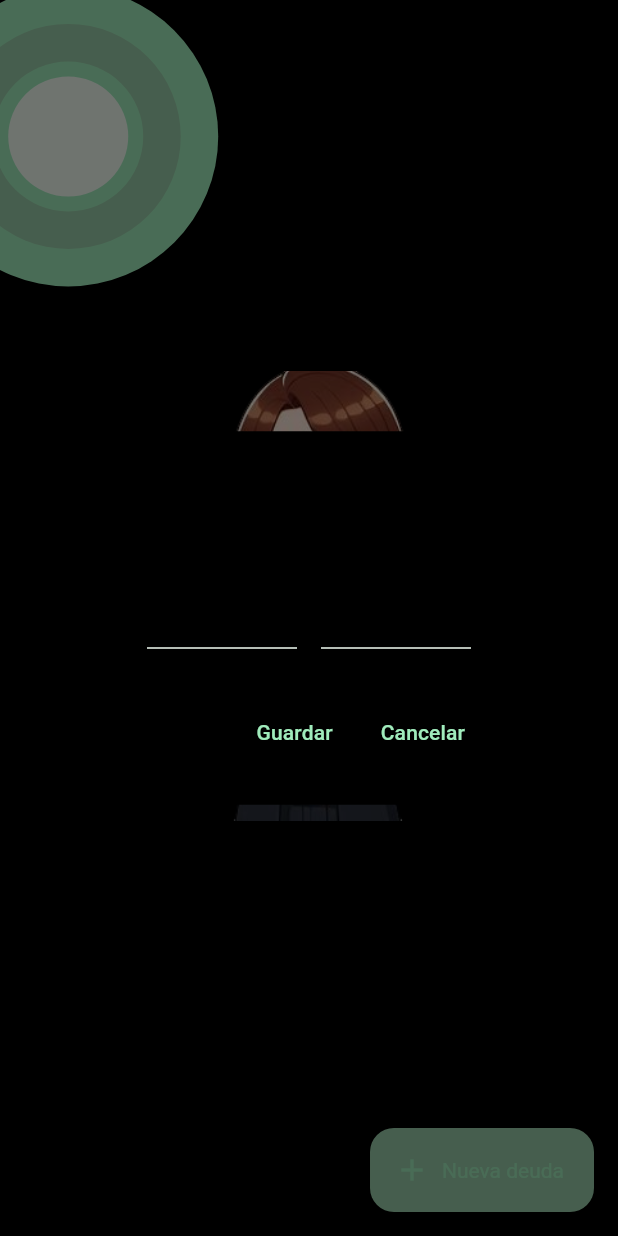
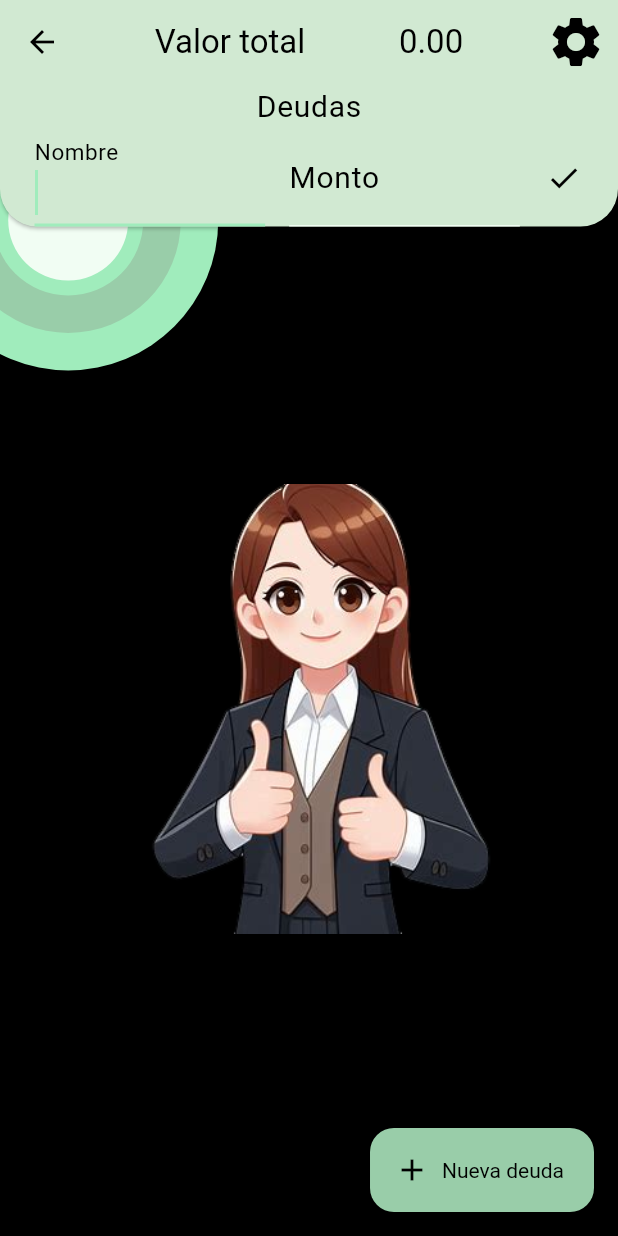
Before and after one commit to enekor/Gastoscopio, a Flutter app: the deudas screen opened directly, after a tap on "Nueva deuda", on a phone screen of 412 x 824 dp. Run offline on Flutter 3.47's test engine with Material 3 defaults, Android fonts, the phone set to English and light mode, and no system bars; our stand-ins replace cloud_firestore, file_picker, firebase_auth, firebase_core, fluttertoast, font_awesome_flutter and 2 more; accounts and stored records are empty; generated files the repository leaves out were written again.

Commit message:
nueva interfaz terminada

```diff
--- a/lib/pantallas/visionado/deudas.dart
+++ b/lib/pantallas/visionado/deudas.dart
@@ -1,21 +1,23 @@
 import 'package:cuentas_android/dao/cuentaDao.dart';
 import 'package:cuentas_android/models/Cuenta.dart';
 import 'package:cuentas_android/models/Gasto.dart';
+import 'package:cuentas_android/pantallas/settings.dart';
 import 'package:cuentas_android/pattern/pattern.dart';
 import 'package:cuentas_android/pattern/positions.dart';
-import 'package:cuentas_android/utils.dart';
 import 'package:cuentas_android/values.dart';
 import 'package:cuentas_android/widgets/views/deudasWidget.dart';
 import 'package:flutter/material.dart';
 
+late List<Cuenta> _cuentas;
 late List<Gasto> _debts;
 late Cuenta _cuenta;
-ScrollController _scrollController = ScrollController();
 
 class deudas extends StatefulWidget {
-  deudas({Key? key, required Cuenta cuenta}) : super(key: key) {
+  deudas({Key? key, required Cuenta cuenta, required List<Cuenta> cuentas})
+      : super(key: key) {
     _debts = cuenta.deudas;
     _cuenta = cuenta;
+    _cuentas = cuentas;
   }
 
   @override
@@ -46,7 +48,7 @@ class _deudasState extends State<deudas> {
     });
   }
 
-  void _pop(bool pop, BuildContext context) {
+  void _pop(BuildContext context) {
     _cuenta.deudas = _debts;
     Values().gastoSeleccionado.value = -1;
     cuentaDao().almacenarDatos(_cuenta);
@@ -55,24 +57,63 @@ class _deudasState extends State<deudas> {
     Values().cuentaRet = _cuenta;
   }
 
+  bool _nuevo = false;
+  void _setNuevo() {
+    setState(() {
+      _nuevo = !_nuevo;
+    });
+  }
+
+  void _navigateSettings(BuildContext context) {
+    positions().ChangePositions(
+        MediaQuery.of(context).size.width, MediaQuery.of(context).size.height);
+    Navigator.of(context)
+        .push(MaterialPageRoute(builder: (context) => Settings(cc: _cuentas)));
+  }
+
   @override
   Widget build(BuildContext context) {
     return PopScope(
-        onPopInvoked: (pop) => _pop(pop, context),
+      onPopInvoked: (_) => _pop(context),
       child: Scaffold(
-          floatingActionButton: floatingButton(
-              onCreate: _onCreate,
-              context: context,
-              scrollController: _scrollController),
         resizeToAvoidBottomInset: true,
+        floatingActionButton:
+            floatingButton(context: context, onClick: _setNuevo),
+        appBar: appBar(
+            debts: _cuenta.deudas,
+            onSettings: () => _navigateSettings(context),
+            context: context),
         body: CustomPaint(
           painter: MyPattern(context),
           child: Center(
-                child: SingleChildScrollView(
-                  controller: _scrollController,
             child: Column(
-                    mainAxisAlignment: MainAxisAlignment.center,
-                    children: _debts.isNotEmpty
+              children: [
+                SizedBox(
+                  width: MediaQuery.of(context).size.width,
+                  child: Card(
+                    margin: EdgeInsets.all(0),
+                    shape: const RoundedRectangleBorder(
+                        borderRadius: BorderRadius.only(
+                            bottomLeft: Radius.circular(25),
+                            bottomRight: Radius.circular(25))),
+                    child: Column(
+                      children: [
+                        Text(
+                            style: Theme.of(context).textTheme.bodyLarge,
+                            "Deudas"),
+                        _nuevo
+                            ? nuevaDeuda(
+                                onCreate: _onCreate,
+                                theme: Theme.of(context),
+                                context: context)
+                            : Container(),
+                      ],
+                    ),
+                  ),
+                ),
+                Expanded(
+                  flex: 10,
+                  child: _cuenta.deudas.isNotEmpty
                       ? bodyHasDatos(
                           deudas: _debts,
                           onDelete: _onDelete,
@@ -81,8 +122,11 @@ class _deudasState extends State<deudas> {
                           context: context)
                       : bodyHasNoDatos(theme: Theme.of(context)),
                 ),
+              ],
             ),
-              )),
-        ));
+          ),
+        ),
+      ),
+    );
   }
 }
--- a/lib/widgets/views/deudasWidget.dart
+++ b/lib/widgets/views/deudasWidget.dart
@@ -2,31 +2,57 @@ import 'package:cuentas_android/models/Gasto.dart';
 import 'package:cuentas_android/utils.dart';
 import 'package:cuentas_android/values.dart';
 import 'package:cuentas_android/widgets/GastoView.dart';
-import 'package:cuentas_android/widgets/dialog.dart';
 import 'package:flutter/material.dart';
 
-AppBar appBar() {
+AppBar appBar(
+    {required List<Gasto> debts,
+    required BuildContext context,
+    required Function onSettings}) {
   return AppBar(
-    backgroundColor: Colors.transparent,
+    backgroundColor: GetColor(ColorTypes.card, context),
+    title: Row(
+      mainAxisAlignment: MainAxisAlignment.spaceAround,
+      children: [
+        const Text(
+          "Valor total",
+        ),
+        Text(
+          "${debts.fold(0.0, (previousValue, fijo) => previousValue + fijo.valor).toStringAsFixed(2)}${Values().moneda.value}",
+        ),
+      ],
+    ),
+    actions: [
+      IconButton(
+          iconSize: 40,
+          onPressed: () => onSettings(),
+          icon: const Icon(Icons.settings))
+    ],
   );
 }
 
-List<Widget> bodyHasDatos(
+Widget bodyHasDatos(
     {required List<Gasto> deudas,
     required Function(String, double) onDelete,
     required Function(String, double) onEdit,
     required ThemeData theme,
     required BuildContext context}) {
-  return deudasList(
+  List<Widget> debts = deudasList(
       deudas: deudas,
       onDelete: onDelete,
       onEdit: onEdit,
       theme: theme,
       context: context);
+  return ListView.builder(
+    itemBuilder: (context, index) => debts[index],
+    itemCount: debts.length,
+  );
 }
 
-List<Widget> bodyHasNoDatos({required ThemeData theme}) {
-  return [
+Widget bodyHasNoDatos({required ThemeData theme}) {
+  return Column(
+    mainAxisAlignment: MainAxisAlignment.center,
+    crossAxisAlignment: CrossAxisAlignment.center,
+    children: [
       Image.asset(
         getImageUri(ImageUris.ok),
         height: 300,
@@ -36,7 +62,8 @@ List<Widget> bodyHasNoDatos({required ThemeData theme}) {
         "No tienes deudas ¡Genial!",
         style: theme.textTheme.bodyLarge,
       )
-  ];
+    ],
+  );
 }
 
 List<Widget> deudasList(
@@ -66,51 +93,52 @@ List<Widget> deudasList(
 }
 
 FloatingActionButton floatingButton(
-    {required Function(String, double) onCreate,
-    required BuildContext context,
-    required ScrollController scrollController}) {
+    {required Function onClick, required BuildContext context}) {
   return FloatingActionButton.extended(
-    onPressed: () => nuevaDeuda(context: context, onCreate: onCreate),
-    label: Text("Nueva deuda"),
-    icon: Icon(Icons.add),
+    onPressed: () => onClick(),
+    label: Text(style: TextStyle(color: Colors.black), "Nueva deuda"),
+    icon: Icon(color: Colors.black, Icons.add),
   );
 }
 
 TextEditingController _nombre = TextEditingController();
 TextEditingController _valor = TextEditingController();
-void nuevaDeuda(
+Widget nuevaDeuda(
     {required Function(String, double) onCreate,
+    required ThemeData theme,
     required BuildContext context}) {
-  showYesNoDialog(
-      context: context,
-      body: Row(
+  return Padding(
+    padding: const EdgeInsets.only(right: 15.0, left: 15),
+    child: Row(
+      mainAxisAlignment: MainAxisAlignment.spaceBetween,
       children: [
         Expanded(
-              flex: 5,
+            flex: 4,
             child: Padding(
-                padding: const EdgeInsets.all(8.0),
+              padding: const EdgeInsets.only(right: 8, left: 8),
               child: TextField(
                 controller: _nombre,
                 decoration: const InputDecoration(labelText: "Nombre"),
+                autofocus: true,
               ),
             )),
         Expanded(
-              flex: 5,
+            flex: 4,
             child: Padding(
-                padding: const EdgeInsets.all(8.0),
+              padding: const EdgeInsets.only(right: 8, left: 8),
               child: TextField(
-                  keyboardType: TextInputType.number,
                 controller: _valor,
                 decoration: const InputDecoration(labelText: "Monto"),
+                autofocus: true,
+                keyboardType: TextInputType.number,
               ),
+            )),
+        Expanded(
+            child: IconButton(
+          onPressed: () => onCreate(_nombre.text, double.parse(_valor.text)),
+          icon: const Icon(Icons.check),
         ))
       ],
     ),
-      onYes: () {
-        onCreate(_nombre.text, double.parse(_valor.text));
-        Navigator.pop(context);
-      },
-      yesButton: "Guardar",
-      noButton: "Cancelar",
-      title: "Nueva deuda");
+  );
 }
```
Also changed, not shown: lib/pantallas/info.dart (+6 -3 lines), lib/pantallas/visionado/fijos.dart (+34 -10 lines), lib/pantallas/visionado/ingresosGastos.dart (+32 -8 lines), lib/widgets/GastoView.dart (+3 -7 lines), lib/widgets/views/fijosWidget.dart (+22 -11 lines), lib/widgets/views/ingresosGastosWidget.dart (+15 -10 lines), lib/firebase_options.dart (deleted). Lines whose indentation alone changed are shown as unchanged.
